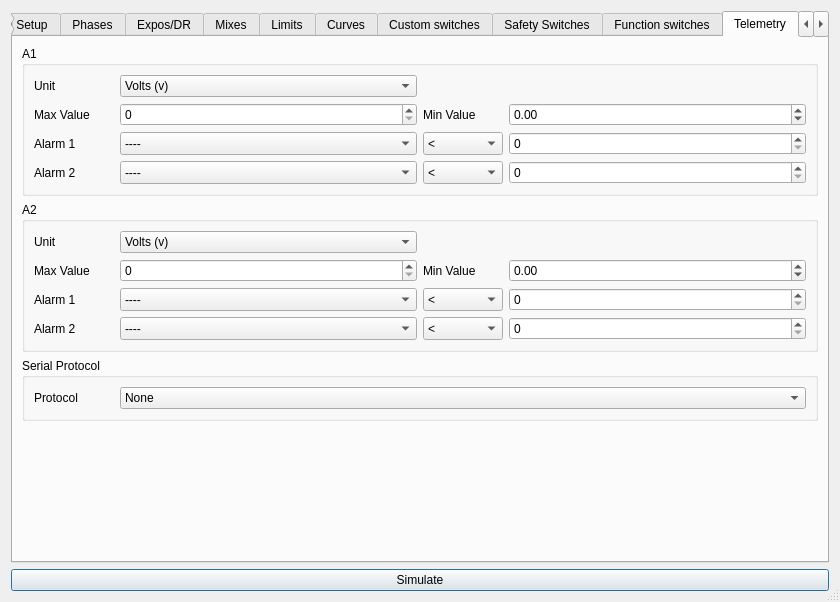
roberto1903/companion9x, file src/modeledit.ui: the form before one commit.
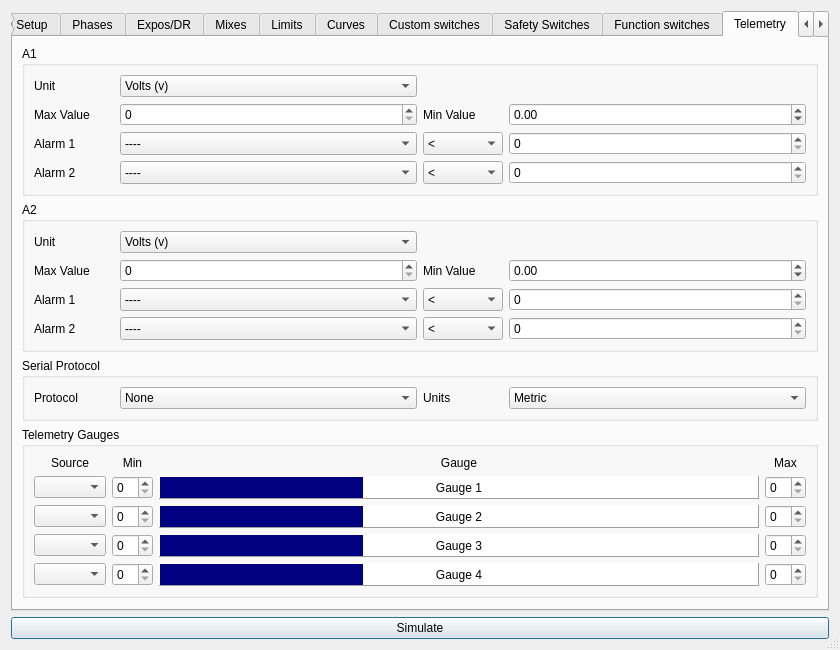
The form after the commit. The open tabs and pages were chosen to show the change. Icons and pictures are not drawn.

Commit message: New telemetry feature support... (started)

The edit to the form file:
```diff
--- a/src/modeledit.ui
+++ b/src/modeledit.ui
@@ -7,7 +7,7 @@
     <x>0</x>
     <y>0</y>
     <width>840</width>
-    <height>602</height>
+    <height>594</height>
    </rect>
   </property>
   <property name="windowTitle">
@@ -9601,7 +9601,20 @@
          </property>
          <layout class="QVBoxLayout" name="verticalLayout_3">
           <item>
-           <layout class="QGridLayout" name="gridLayout_3" columnstretch="0,1" columnminimumwidth="80,0">
+           <layout class="QGridLayout" name="gridLayout_3" columnstretch="0,1,0,1" columnminimumwidth="80,0,80,0">
+            <item row="0" column="2">
+             <widget class="QLabel" name="label_61">
+              <property name="minimumSize">
+               <size>
+                <width>0</width>
+                <height>0</height>
+               </size>
+              </property>
+              <property name="text">
+               <string>Units</string>
+              </property>
+             </widget>
+            </item>
             <item row="0" column="0">
              <widget class="QLabel" name="label_9">
               <property name="text">
@@ -9623,12 +9636,223 @@
               </item>
              </widget>
             </item>
+            <item row="0" column="3">
+             <widget class="QComboBox" name="frskyUnitsCB">
+              <item>
+               <property name="text">
+                <string>Metric</string>
+               </property>
+              </item>
+              <item>
+               <property name="text">
+                <string>Imperial</string>
+               </property>
+              </item>
+             </widget>
+            </item>
            </layout>
           </item>
          </layout>
         </widget>
        </item>
        <item row="3" column="0">
+        <widget class="QGroupBox" name="groupBox_4">
+         <property name="title">
+          <string>Telemetry Gauges</string>
+         </property>
+         <layout class="QGridLayout" name="gridLayout_32" columnstretch="0,0,1,0">
+          <item row="0" column="0">
+           <widget class="QLabel" name="label_265">
+            <property name="text">
+             <string>Source</string>
+            </property>
+            <property name="alignment">
+             <set>Qt::AlignCenter</set>
+            </property>
+           </widget>
+          </item>
+          <item row="0" column="1">
+           <widget class="QLabel" name="label_266">
+            <property name="text">
+             <string>Min</string>
+            </property>
+            <property name="alignment">
+             <set>Qt::AlignCenter</set>
+            </property>
+           </widget>
+          </item>
+          <item row="0" column="2">
+           <widget class="QLabel" name="label_267">
+            <property name="text">
+             <string>Gauge</string>
+            </property>
+            <property name="alignment">
+             <set>Qt::AlignCenter</set>
+            </property>
+           </widget>
+          </item>
+          <item row="0" column="3">
+           <widget class="QLabel" name="label_268">
+            <property name="text">
+             <string>Max</string>
+            </property>
+            <property name="alignment">
+             <set>Qt::AlignCenter</set>
+            </property>
+           </widget>
+          </item>
+          <item row="1" column="0">
+           <widget class="QComboBox" name="telBarCB_1"/>
+          </item>
+          <item row="1" column="1">
+           <widget class="QSpinBox" name="telMinSB_1"/>
+          </item>
+          <item row="1" column="2">
+           <widget class="QLabel" name="label_53">
+            <property name="autoFillBackground">
+             <bool>false</bool>
+            </property>
+            <property name="styleSheet">
+             <string notr="true">Background:qlineargradient(spread:pad, x1:0, y1:0, x2:1, y2:0, stop:0 rgba(0, 0, 128, 255), stop:0.339795 rgba(0, 0, 128, 255), stop:0.339799 rgba(255, 255, 255, 255), stop:0.662444 rgba(255, 255, 255, 255),)
+</string>
+            </property>
+            <property name="frameShape">
+             <enum>QFrame::Panel</enum>
+            </property>
+            <property name="frameShadow">
+             <enum>QFrame::Raised</enum>
+            </property>
+            <property name="text">
+             <string>Gauge 1</string>
+            </property>
+            <property name="alignment">
+             <set>Qt::AlignCenter</set>
+            </property>
+           </widget>
+          </item>
+          <item row="1" column="3">
+           <widget class="QSpinBox" name="telMaxSB_1"/>
+          </item>
+          <item row="2" column="0">
+           <widget class="QComboBox" name="telBarCB_2"/>
+          </item>
+          <item row="2" column="1">
+           <widget class="QSpinBox" name="telMinSB_2"/>
+          </item>
+          <item row="2" column="2">
+           <widget class="QLabel" name="label_58">
+            <property name="autoFillBackground">
+             <bool>false</bool>
+            </property>
+            <property name="styleSheet">
+             <string notr="true">Background:qlineargradient(spread:pad, x1:0, y1:0, x2:1, y2:0, stop:0 rgba(0, 0, 128, 255), stop:0.339795 rgba(0, 0, 128, 255), stop:0.339799 rgba(255, 255, 255, 255), stop:0.662444 rgba(255, 255, 255, 255),)
+</string>
+            </property>
+            <property name="frameShape">
+             <enum>QFrame::Panel</enum>
+            </property>
+            <property name="frameShadow">
+             <enum>QFrame::Raised</enum>
+            </property>
+            <property name="text">
+             <string>Gauge 2</string>
+            </property>
+            <property name="alignment">
+             <set>Qt::AlignCenter</set>
+            </property>
+           </widget>
+          </item>
+          <item row="2" column="3">
+           <widget class="QSpinBox" name="telMaxSB_2"/>
+          </item>
+          <item row="3" column="0">
+           <widget class="QComboBox" name="telBarCB_3"/>
+          </item>
+          <item row="3" column="1">
+           <widget class="QSpinBox" name="telMinSB_3"/>
+          </item>
+          <item row="3" column="2">
+           <widget class="QLabel" name="label_59">
+            <property name="autoFillBackground">
+             <bool>false</bool>
+            </property>
+            <property name="styleSheet">
+             <string notr="true">Background:qlineargradient(spread:pad, x1:0, y1:0, x2:1, y2:0, stop:0 rgba(0, 0, 128, 255), stop:0.339795 rgba(0, 0, 128, 255), stop:0.339799 rgba(255, 255, 255, 255), stop:0.662444 rgba(255, 255, 255, 255),)
+</string>
+            </property>
+            <property name="frameShape">
+             <enum>QFrame::Panel</enum>
+            </property>
+            <property name="frameShadow">
+             <enum>QFrame::Raised</enum>
+            </property>
+            <property name="text">
+             <string>Gauge 3</string>
+            </property>
+            <property name="alignment">
+             <set>Qt::AlignCenter</set>
+            </property>
+           </widget>
+          </item>
+          <item row="3" column="3">
+           <widget class="QSpinBox" name="telMaxSB_3"/>
+          </item>
+          <item row="4" column="0">
+           <widget class="QComboBox" name="telBarCB_4"/>
+          </item>
+          <item row="4" column="1">
+           <widget class="QSpinBox" name="telMinSB_4"/>
+          </item>
+          <item row="4" column="2">
+           <widget class="QLabel" name="label_60">
+            <property name="autoFillBackground">
+             <bool>false</bool>
+            </property>
+            <property name="styleSheet">
+             <string notr="true">Background:qlineargradient(spread:pad, x1:0, y1:0, x2:1, y2:0, stop:0 rgba(0, 0, 128, 255), stop:0.339795 rgba(0, 0, 128, 255), stop:0.339799 rgba(255, 255, 255, 255), stop:0.662444 rgba(255, 255, 255, 255),)
+</string>
+            </property>
+            <property name="frameShape">
+             <enum>QFrame::Panel</enum>
+            </property>
+            <property name="frameShadow">
+             <enum>QFrame::Raised</enum>
+            </property>
+            <property name="text">
+             <string>Gauge 4</string>
+            </property>
+            <property name="alignment">
+             <set>Qt::AlignCenter</set>
+            </property>
+           </widget>
+          </item>
+          <item row="4" column="3">
+           <widget class="QSpinBox" name="telMaxSB_4"/>
+          </item>
+         </layout>
+         <zorder>label_53</zorder>
+         <zorder>label_58</zorder>
+         <zorder>label_59</zorder>
+         <zorder>label_60</zorder>
+         <zorder>telBarCB_1</zorder>
+         <zorder>telBarCB_2</zorder>
+         <zorder>telBarCB_3</zorder>
+         <zorder>telBarCB_4</zorder>
+         <zorder>telMinSB_1</zorder>
+         <zorder>telMinSB_2</zorder>
+         <zorder>telMinSB_3</zorder>
+         <zorder>telMinSB_4</zorder>
+         <zorder>telMaxSB_1</zorder>
+         <zorder>telMaxSB_2</zorder>
+         <zorder>telMaxSB_3</zorder>
+         <zorder>telMaxSB_4</zorder>
+         <zorder>label_265</zorder>
+         <zorder>label_266</zorder>
+         <zorder>label_267</zorder>
+         <zorder>label_268</zorder>
+        </widget>
+       </item>
+       <item row="4" column="0">
         <spacer name="verticalSpacer_2">
          <property name="orientation">
           <enum>Qt::Vertical</enum>
```
Left out of the diff: 36 changed lines with no effect on the pictures. The commit also changes 2 other files.
